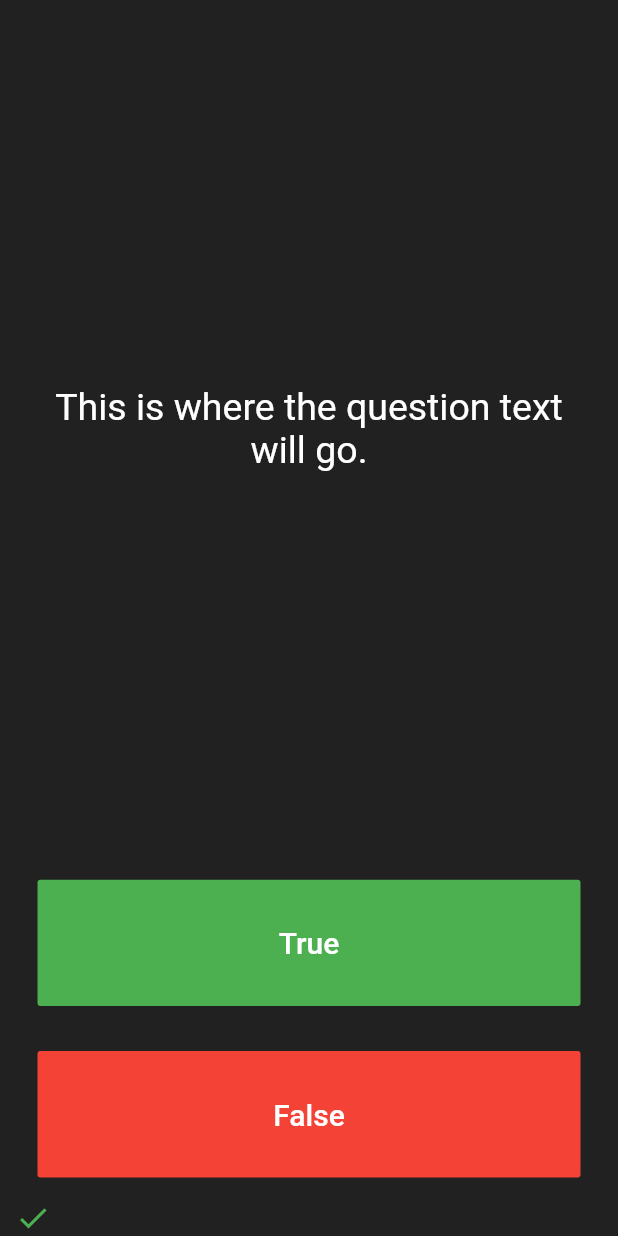
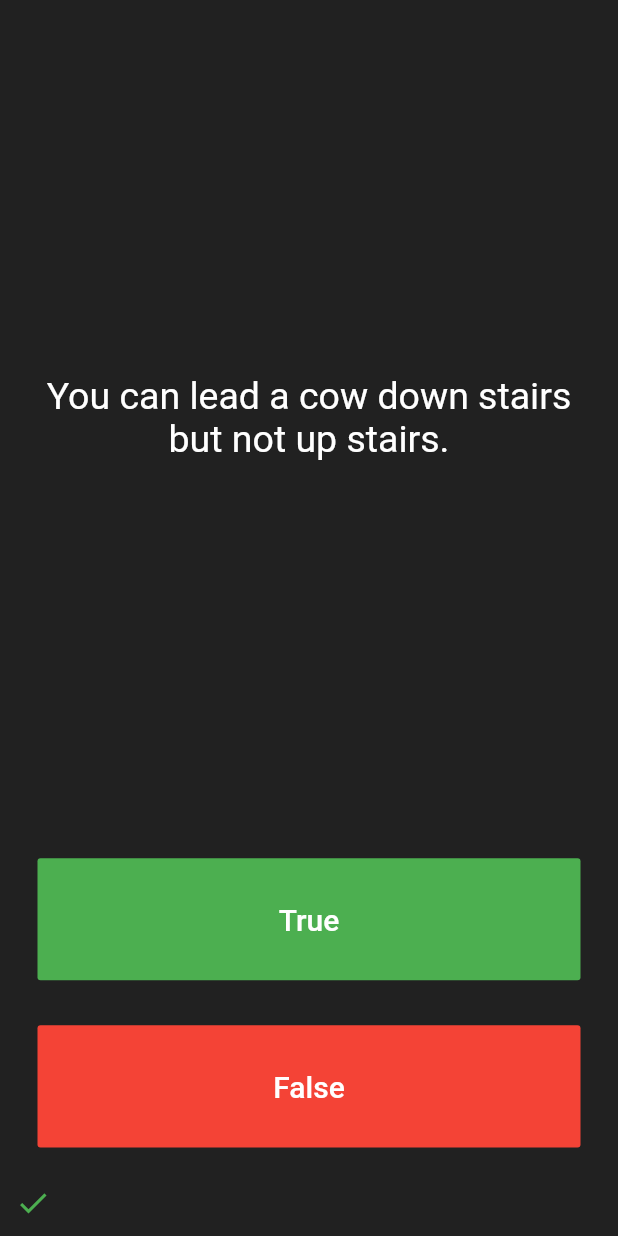
Before and after one commit to stephanxiayu/angela-quizzeApp, a Flutter app: the screen it shows after launch, after a tap on "True", on a phone screen of 412 x 824 dp. Run offline on Flutter 3.47's test engine with Material 2 defaults, Android fonts, the phone set to English and light mode, and no system bars; our stand-ins replace lottie, rflutter_alert.

Commit message:
Changes to be committed: 	modified:   lib/main.dart 	new file:   lib/question.dart 	new file:   lib/quizzbrain.dart modified:   pubspec.lock modified:   pubspec.yaml

```diff
--- a/lib/main.dart
+++ b/lib/main.dart
@@ -1,4 +1,9 @@
 import 'package:flutter/material.dart';
+import 'package:lottie/lottie.dart';
+import 'quizzbrain.dart';
+import 'package:rflutter_alert/rflutter_alert.dart';
+
+QuizBrain quizBrain = QuizBrain();
 
 void main() => runApp(Quizzler());
 
@@ -26,9 +31,36 @@
 }
 
 class _QuizPageState extends State<QuizPage> {
-  List <Icon> scoreKeeper = [
+  List<Icon> scoreKeeper = [];
 
-  ];
+  void checkAnswer(bool userPickedAnswer) {
+    bool correctAnswer = quizBrain.geQuestionAnswer();
+
+    setState(() {
+      if (quizBrain.isFinished() == true) {
+        Alert(
+          context: context,
+          title: 'Finished!',
+          desc: 'You\'ve reached the end of the quiz.',
+        ).show();
+      quizBrain.reset();
+        scoreKeeper = [];
+      } else {
+        if (userPickedAnswer == correctAnswer) {
+          scoreKeeper.add(Icon(
+            Icons.check,
+            color: Colors.green,
+          ));
+        } else {
+          scoreKeeper.add(Icon(
+            Icons.close,
+            color: Colors.red,
+          ));
+        }
+        quizBrain.nextQuestion();
+      }
+    });
+  }
 
   @override
   Widget build(BuildContext context) {
@@ -42,7 +74,7 @@
             padding: EdgeInsets.all(10.0),
             child: Center(
               child: Text(
-                'This is where the question text will go.',
+                quizBrain.geQuestionText(),
                 textAlign: TextAlign.center,
                 style: TextStyle(
                   fontSize: 25.0,
@@ -65,9 +97,8 @@
                   fontSize: 20.0,
                 ),
               ),
-              onPressed: () {setState(() {
-                scoreKeeper.add(Icon(Icons.check, color: Colors.green,));
-              });
+              onPressed: () {
+                checkAnswer(true);
 
                 //The user picked true.
               },
@@ -86,25 +117,22 @@
                   color: Colors.white,
                 ),
               ),
-               onPressed: () {setState(() {
-                scoreKeeper.add(Icon(Icons.close, color: Colors.red,));
-              });
-
-                //The user picked true.
+              onPressed: () {
+                checkAnswer(false);
               },
             ),
           ),
         ),
+        SizedBox(
+          height: 10,
+        ),
         Row(
           children: scoreKeeper,
-        )
+        ),
+        SizedBox(
+          height: 10,
+        ),
       ],
     );
   }
 }
-
-/*
-question1: 'You can lead a cow down stairs but not up stairs.', false,
-question2: 'Approximately one quarter of human bones are in the feet.', true,
-question3: 'A slug\'s blood is green.', true,
-*/
--- /dev/null
+++ b/lib/question.dart
@@ -0,0 +1,10 @@
+class Questions {
+  String questionText;
+  bool questionAnswer;
+
+  Questions(String q, bool a) {
+    questionText = q;
+    questionAnswer = a;
+  }
+}
+Questions newQuestions= Questions('text',true);
--- /dev/null
+++ b/lib/quizzbrain.dart
@@ -0,0 +1,67 @@
+import 'package:angela4_quizze/question.dart';
+import 'package:flutter/material.dart';
+
+class QuizBrain{
+  int _questionNumber = 0;
+  List <Questions>_questionBank=[
+Questions('Some cats are actually allergic to humans', true),
+    Questions('You can lead a cow down stairs but not up stairs.', false),
+    Questions('Approximately one quarter of human bones are in the feet.', true),
+    Questions('A slug\'s blood is green.', true),
+    Questions('Buzz Aldrin\'s mother\'s maiden name was \"Moon\".', true),
+    Questions('It is illegal to pee in the Ocean in Portugal.', true),
+    Questions(
+        'No piece of square dry paper can be folded in half more than 7 times.',
+        false),
+    Questions(
+        'In London, UK, if you happen to die in the House of Parliament, you are technically entitled to a state funeral, because the building is considered too sacred a place.',
+        true),
+    Questions(
+        'The loudest sound produced by any animal is 188 decibels. That animal is the African Elephant.',
+        false),
+    Questions(
+        'The total surface area of two human lungs is approximately 70 square metres.',
+        true),
+    Questions('Google was originally called \"Backrub\".', true),
+    Questions(
+        'Chocolate affects a dog\'s heart and nervous system; a few ounces are enough to kill a small dog.',
+        true),
+    Questions(
+        'In West Virginia, USA, if you accidentally hit an animal with your car, you are free to take it home to eat.',
+        true),
+];
+
+void nextQuestion(){
+  if (_questionNumber <_questionBank.length-1){_questionNumber++;}
+
+
+}
+
+String geQuestionText(){
+return _questionBank[_questionNumber].questionText;}
+
+bool geQuestionAnswer(){
+return _questionBank[_questionNumber].questionAnswer;}
+
+
+
+   isFinished() {
+    if (_questionNumber >= _questionBank.length - 1) {
+
+
+      print('Now returning true');
+      return true;
+
+    } else {
+      return false;
+    }
+  }
+
+
+  void reset() {
+    _questionNumber = 0;
+  }
+
+
+
+}
--- a/pubspec.yaml
+++ b/pubspec.yaml
@@ -29,6 +29,8 @@
 dependencies:
   flutter:
     sdk: flutter
+  rflutter_alert: ^2.0.4
+  lottie: ^1.2.1
 
 
   # The following adds the Cupertino Icons font to your application.
```
Also changed, not shown: pubspec.lock.
